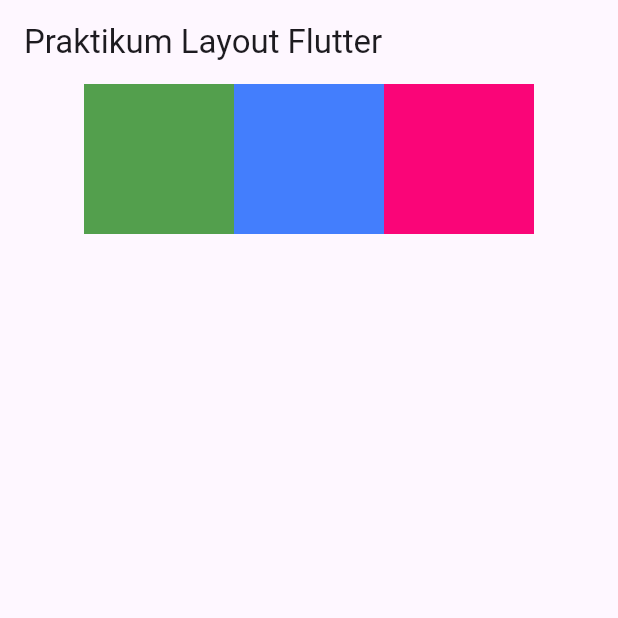
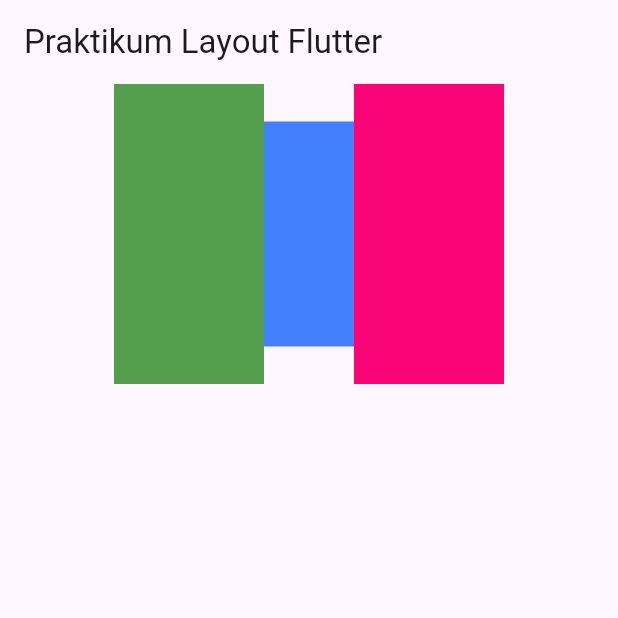
Before and after one commit to narutompel/praktikum_multiplatform_unit_3, a Flutter app: the screen it shows after launch, on a phone screen of 412 x 824 dp, the top half of it. Run offline on Flutter 3.47's test engine with Material 3 defaults, Android fonts, the phone set to English and light mode, and no system bars.

Commit message:
Layout dengan Row (3)

```diff
--- a/lib/main.dart
+++ b/lib/main.dart
@@ -29,15 +29,15 @@ class HomePage extends StatelessWidget {
           children: <Widget>[
             Container(
                 color: Color.fromARGB(255, 83, 159, 77),
-                height: 100,
+                height: 200,
                 width: 100),
             Container(
                 color: Color.fromARGB(255, 67, 126, 253),
-                height: 100,
-                width: 100),
+                height: 150,
+                width: 60),
             Container(
                 color: Color.fromARGB(255, 250, 5, 120),
-                height: 100,
+                height: 200,
                 width: 100),
           ],
         ));
```
